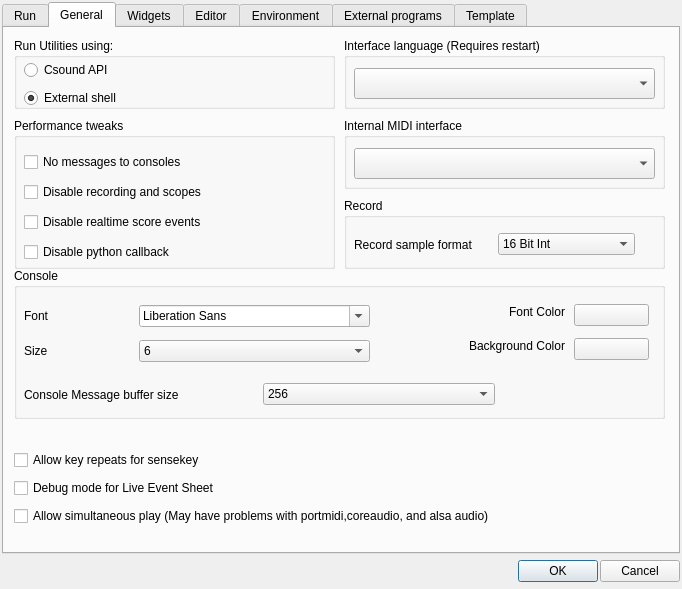
Old version of the form src/configdialog.ui in the repository CsoundQt/CsoundQt.
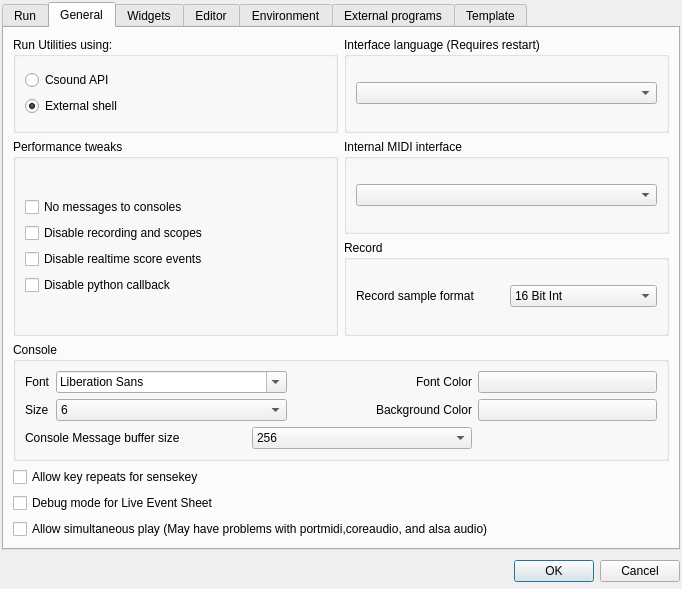
New version of the form. The open tabs and pages were chosen to show the change.

Commit message: Made both invalue/outvalue and chnget/chnset available simultaneously and controlled by the single option to enable/disable widgets. Small improvements to look of config dialog.

Patch:
```diff
--- a/src/configdialog.ui
+++ b/src/configdialog.ui
@@ -17,20 +17,17 @@
   <property name="modal">
    <bool>true</bool>
   </property>
-  <layout class="QVBoxLayout" name="verticalLayout_4">
-   <property name="spacing">
-    <number>2</number>
-   </property>
+  <layout class="QGridLayout" name="gridLayout_5">
    <property name="margin">
     <number>2</number>
    </property>
-   <item>
+   <item row="0" column="0">
     <widget class="QTabWidget" name="editorTabWidget">
      <property name="enabled">
       <bool>true</bool>
      </property>
      <property name="currentIndex">
-      <number>4</number>
+      <number>1</number>
      </property>
      <widget class="QWidget" name="tab_2">
       <attribute name="title">
@@ -496,27 +493,14 @@
       <attribute name="title">
        <string>General</string>
       </attribute>
+      <layout class="QGridLayout" name="gridLayout_3">
+       <item row="0" column="0">
       <widget class="QGroupBox" name="groupBox_8">
-       <property name="geometry">
-        <rect>
-         <x>10</x>
-         <y>10</y>
-         <width>321</width>
-         <height>71</height>
-        </rect>
-       </property>
        <property name="title">
         <string>Run Utilities using:</string>
        </property>
-       <widget class="QWidget" name="layoutWidget_6">
-        <property name="geometry">
-         <rect>
-          <x>10</x>
-          <y>20</y>
-          <width>301</width>
-          <height>52</height>
-         </rect>
-        </property>
+         <layout class="QVBoxLayout" name="verticalLayout_6">
+          <item>
         <layout class="QVBoxLayout" name="layout14">
          <item>
           <widget class="QRadioButton" name="ApiRadioButton">
@@ -536,29 +520,121 @@
           </widget>
          </item>
         </layout>
-       </widget>
-      </widget>
+          </item>
+         </layout>
+        </widget>
+       </item>
+       <item row="0" column="1">
+        <widget class="QGroupBox" name="groupBox_13">
+         <property name="title">
+          <string>Interface language (Requires restart)</string>
+         </property>
+         <layout class="QVBoxLayout" name="verticalLayout_7">
+          <item>
+           <widget class="QComboBox" name="languageComboBox"/>
+          </item>
+         </layout>
+        </widget>
+       </item>
+       <item row="1" column="0" rowspan="2">
+        <widget class="QGroupBox" name="groupBox_14">
+         <property name="title">
+          <string>Performance tweaks</string>
+         </property>
+         <layout class="QVBoxLayout" name="verticalLayout_4">
+          <item>
+           <layout class="QVBoxLayout" name="verticalLayout_5">
+            <item>
+             <widget class="QCheckBox" name="noMessagesCheckBox">
+              <property name="text">
+               <string>No messages to consoles</string>
+              </property>
+             </widget>
+            </item>
+            <item>
+             <widget class="QCheckBox" name="noBufferCheckBox">
+              <property name="text">
+               <string>Disable recording and scopes</string>
+              </property>
+             </widget>
+            </item>
+            <item>
+             <widget class="QCheckBox" name="noEventsCheckBox">
+              <property name="text">
+               <string>Disable realtime score events</string>
+              </property>
+             </widget>
+            </item>
+            <item>
+             <widget class="QCheckBox" name="noPythonCheckBox">
+              <property name="text">
+               <string>Disable python callback</string>
+              </property>
+             </widget>
+            </item>
+           </layout>
+          </item>
+         </layout>
+        </widget>
+       </item>
+       <item row="1" column="1">
+        <widget class="QGroupBox" name="groupBox_12">
+         <property name="title">
+          <string>Internal MIDI interface</string>
+         </property>
+         <layout class="QVBoxLayout" name="verticalLayout_8">
+          <item>
+           <widget class="QComboBox" name="midiInterfaceComboBox"/>
+          </item>
+         </layout>
+        </widget>
+       </item>
+       <item row="2" column="1">
+        <widget class="QGroupBox" name="groupBox_9">
+         <property name="title">
+          <string>Record</string>
+         </property>
+         <layout class="QVBoxLayout" name="verticalLayout_9">
+          <item>
+           <layout class="QHBoxLayout" name="recordLayout">
+            <item>
+             <widget class="QLabel" name="label_21">
+              <property name="text">
+               <string>Record sample format</string>
+              </property>
+             </widget>
+            </item>
+            <item>
+             <widget class="QComboBox" name="sampleFormatComboBox">
+              <item>
+               <property name="text">
+                <string>16 Bit Int</string>
+               </property>
+              </item>
+              <item>
+               <property name="text">
+                <string>24 Bit Int</string>
+               </property>
+              </item>
+              <item>
+               <property name="text">
+                <string>32 bit float</string>
+               </property>
+              </item>
+             </widget>
+            </item>
+           </layout>
+          </item>
+         </layout>
+        </widget>
+       </item>
+       <item row="3" column="0" colspan="2">
       <widget class="QGroupBox" name="groupBox_6">
-       <property name="geometry">
-        <rect>
-         <x>10</x>
-         <y>240</y>
-         <width>651</width>
-         <height>151</height>
-        </rect>
-       </property>
        <property name="title">
         <string>Console</string>
        </property>
-       <widget class="QWidget" name="layoutWidget_5">
-        <property name="geometry">
-         <rect>
-          <x>10</x>
-          <y>30</y>
-          <width>346</width>
-          <height>71</height>
-         </rect>
-        </property>
+         <layout class="QGridLayout" name="gridLayout_4">
+          <item row="0" column="0">
         <layout class="QGridLayout" name="consoleFontLayout">
          <item row="0" column="0">
           <widget class="QLabel" name="label_11">
@@ -650,16 +726,8 @@
           </widget>
          </item>
         </layout>
-       </widget>
-       <widget class="QWidget" name="layoutWidget9">
-        <property name="geometry">
-         <rect>
-          <x>350</x>
-          <y>30</y>
-          <width>201</width>
-          <height>61</height>
-         </rect>
-        </property>
+          </item>
+          <item row="0" column="1">
         <layout class="QVBoxLayout" name="fontLayout2">
          <item>
           <widget class="QLabel" name="label_23">
@@ -682,16 +750,8 @@
           </widget>
          </item>
         </layout>
-       </widget>
-       <widget class="QWidget" name="layoutWidget10">
-        <property name="geometry">
-         <rect>
-          <x>560</x>
-          <y>30</y>
-          <width>75</width>
-          <height>69</height>
-         </rect>
-        </property>
+          </item>
+          <item row="0" column="2">
         <layout class="QVBoxLayout" name="fontLayout">
          <item>
           <widget class="QPushButton" name="consoleFontColorPushButton">
@@ -714,16 +774,8 @@
           </widget>
          </item>
         </layout>
-       </widget>
-       <widget class="QWidget" name="layoutWidget">
-        <property name="geometry">
-         <rect>
-          <x>10</x>
-          <y>110</y>
-          <width>471</width>
-          <height>33</height>
-         </rect>
-        </property>
+          </item>
+          <item row="1" column="0" colspan="2">
         <layout class="QHBoxLayout" name="horizontalLayout_4">
          <item>
           <widget class="QLabel" name="label_27">
@@ -758,68 +810,11 @@
           </widget>
          </item>
         </layout>
-       </widget>
-      </widget>
-      <widget class="QGroupBox" name="groupBox_9">
-       <property name="geometry">
-        <rect>
-         <x>340</x>
-         <y>170</y>
-         <width>321</width>
-         <height>71</height>
-        </rect>
-       </property>
-       <property name="title">
-        <string>Record</string>
-       </property>
-       <widget class="QWidget" name="layoutWidget11">
-        <property name="geometry">
-         <rect>
-          <x>10</x>
-          <y>30</y>
-          <width>281</width>
-          <height>33</height>
-         </rect>
-        </property>
-        <layout class="QHBoxLayout" name="recordLayout">
-         <item>
-          <widget class="QLabel" name="label_21">
-           <property name="text">
-            <string>Record sample format</string>
-           </property>
-          </widget>
-         </item>
-         <item>
-          <widget class="QComboBox" name="sampleFormatComboBox">
-           <item>
-            <property name="text">
-             <string>16 Bit Int</string>
-            </property>
-           </item>
-           <item>
-            <property name="text">
-             <string>24 Bit Int</string>
-            </property>
-           </item>
-           <item>
-            <property name="text">
-             <string>32 bit float</string>
-            </property>
-           </item>
-          </widget>
          </item>
         </layout>
        </widget>
-      </widget>
-      <widget class="QWidget" name="layoutWidget">
-       <property name="geometry">
-        <rect>
-         <x>10</x>
-         <y>420</y>
-         <width>661</width>
-         <height>83</height>
-        </rect>
-       </property>
+       </item>
+       <item row="4" column="0" colspan="2">
        <layout class="QVBoxLayout" name="verticalLayout_3">
         <item>
          <widget class="QCheckBox" name="keyRepeatCheckBox">
@@ -846,132 +841,21 @@
          </widget>
         </item>
        </layout>
-      </widget>
-      <widget class="QGroupBox" name="groupBox_12">
-       <property name="geometry">
-        <rect>
-         <x>340</x>
-         <y>90</y>
-         <width>321</width>
-         <height>71</height>
-        </rect>
-       </property>
-       <property name="title">
-        <string>Internal MIDI interface</string>
-       </property>
-       <widget class="QComboBox" name="midiInterfaceComboBox">
-        <property name="geometry">
-         <rect>
-          <x>10</x>
-          <y>30</y>
-          <width>301</width>
-          <height>31</height>
-         </rect>
-        </property>
-       </widget>
-      </widget>
-      <widget class="QGroupBox" name="groupBox_13">
-       <property name="geometry">
-        <rect>
-         <x>340</x>
-         <y>10</y>
-         <width>321</width>
-         <height>71</height>
-        </rect>
-       </property>
-       <property name="title">
-        <string>Interface language (Requires restart)</string>
-       </property>
-       <widget class="QComboBox" name="languageComboBox">
-        <property name="geometry">
-         <rect>
-          <x>10</x>
-          <y>30</y>
-          <width>301</width>
-          <height>31</height>
-         </rect>
-        </property>
-       </widget>
-      </widget>
-      <widget class="QGroupBox" name="groupBox_14">
-       <property name="geometry">
-        <rect>
-         <x>10</x>
-         <y>90</y>
-         <width>321</width>
-         <height>151</height>
-        </rect>
-       </property>
-       <property name="title">
-        <string>Performance tweaks</string>
-       </property>
-       <widget class="QWidget" name="layoutWidget">
-        <property name="geometry">
-         <rect>
-          <x>10</x>
-          <y>30</y>
-          <width>301</width>
-          <height>121</height>
-         </rect>
-        </property>
-        <layout class="QVBoxLayout" name="verticalLayout_5">
-         <item>
-          <widget class="QCheckBox" name="noMessagesCheckBox">
-           <property name="text">
-            <string>No messages to consoles</string>
-           </property>
-          </widget>
-         </item>
-         <item>
-          <widget class="QCheckBox" name="noBufferCheckBox">
-           <property name="text">
-            <string>Disable recording and scopes</string>
-           </property>
-          </widget>
-         </item>
-         <item>
-          <widget class="QCheckBox" name="noEventsCheckBox">
-           <property name="text">
-            <string>Disable realtime score events</string>
-           </property>
-          </widget>
-         </item>
-         <item>
-          <widget class="QCheckBox" name="noPythonCheckBox">
-           <property name="text">
-            <string>Disable python callback</string>
-           </property>
-          </widget>
-         </item>
-        </layout>
-       </widget>
-      </widget>
+       </item>
+      </layout>
      </widget>
      <widget class="QWidget" name="tab_6">
       <attribute name="title">
        <string>Widgets</string>
       </attribute>
+      <layout class="QGridLayout" name="gridLayout_6">
+       <item row="0" column="0">
       <widget class="QGroupBox" name="groupBox_7">
-       <property name="geometry">
-        <rect>
-         <x>10</x>
-         <y>10</y>
-         <width>661</width>
-         <height>381</height>
-        </rect>
-       </property>
        <property name="title">
         <string>Widgets</string>
        </property>
-       <widget class="QWidget" name="layoutWidget_8">
-        <property name="geometry">
-         <rect>
-          <x>10</x>
-          <y>30</y>
-          <width>621</width>
-          <height>324</height>
-         </rect>
-        </property>
+         <layout class="QGridLayout" name="gridLayout_7">
+          <item row="0" column="0">
         <layout class="QVBoxLayout" name="verticalLayout_2">
          <item>
           <widget class="QCheckBox" name="widgetsCheckBox">
@@ -983,76 +867,6 @@
            </property>
           </widget>
          </item>
-         <item>
-          <layout class="QHBoxLayout" name="horizontalLayout_6">
-           <item>
-            <spacer name="horizontalSpacer">
-             <property name="orientation">
-              <enum>Qt::Horizontal</enum>
-             </property>
-             <property name="sizeHint" stdset="0">
-              <size>
-               <width>40</width>
-               <height>20</height>
-              </size>
-             </property>
-            </spacer>
-           </item>
-           <item>
-            <widget class="QComboBox" name="channelComboBox">
-             <item>
-              <property name="text">
-               <string>Use invalue/outvalue</string>
-              </property>
-             </item>
-             <item>
-              <property name="text">
-               <string>Use chnget/chnset</string>
-              </property>
-             </item>
-            </widget>
-           </item>
-           <item>
-            <spacer name="horizontalSpacer_4">
-             <property name="orientation">
-              <enum>Qt::Horizontal</enum>
-             </property>
-             <property name="sizeHint" stdset="0">
-              <size>
-               <width>40</width>
-               <height>20</height>
-              </size>
-             </property>
-            </spacer>
-           </item>
-           <item>
-            <spacer name="horizontalSpacer_6">
-             <property name="orientation">
-              <enum>Qt::Horizontal</enum>
-             </property>
-             <property name="sizeHint" stdset="0">
-              <size>
-               <width>40</width>
-               <height>20</height>
-              </size>
-             </property>
-            </spacer>
-           </item>
-           <item>
-            <spacer name="horizontalSpacer_8">
-             <property name="orientation">
-              <enum>Qt::Horizontal</enum>
-             </property>
-             <property name="sizeHint" stdset="0">
-              <size>
-               <width>40</width>
-               <height>20</height>
-              </size>
-             </property>
-            </spacer>
-           </item>
-          </layout>
-         </item>
          <item>
           <widget class="QCheckBox" name="saveWidgetsCheckBox">
            <property name="text">
@@ -1211,34 +1025,37 @@
           </layout>
          </item>
         </layout>
-       </widget>
-      </widget>
+          </item>
+         </layout>
+        </widget>
+       </item>
+       <item row="1" column="0">
+        <spacer name="verticalSpacer">
+         <property name="orientation">
+          <enum>Qt::Vertical</enum>
+         </property>
+         <property name="sizeHint" stdset="0">
+          <size>
+           <width>20</width>
+           <height>40</height>
+          </size>
+         </property>
+        </spacer>
+       </item>
+      </layout>
      </widget>
      <widget class="QWidget" name="tab_4">
       <attribute name="title">
        <string>Editor</string>
       </attribute>
+      <layout class="QGridLayout" name="gridLayout_9">
+       <item row="0" column="0">
       <widget class="QGroupBox" name="groupBox_5">
-       <property name="geometry">
-        <rect>
-         <x>10</x>
-         <y>10</y>
-         <width>661</width>
-         <height>281</height>
-        </rect>
-       </property>
        <property name="title">
         <string>Editor</string>
        </property>
-       <widget class="QWidget" name="layoutWidget_3">
-        <property name="geometry">
-         <rect>
-          <x>10</x>
-          <y>30</y>
-          <width>432</width>
-          <height>140</height>
-         </rect>
-        </property>
+         <layout class="QGridLayout" name="gridLayout_8">
+          <item row="0" column="0">
         <layout class="QGridLayout" name="_2">
          <item row="0" column="0">
           <widget class="QLabel" name="label">
@@ -1377,16 +1194,8 @@
           </widget>
          </item>
         </layout>
-       </widget>
-       <widget class="QWidget" name="layoutWidget_7">
-        <property name="geometry">
-         <rect>
-          <x>10</x>
-          <y>180</y>
-          <width>641</width>
-          <height>83</height>
-         </rect>
-        </property>
+          </item>
+          <item row="1" column="0">
         <layout class="QVBoxLayout" name="_3">
          <item>
           <widget class="QCheckBox" name="colorVariablesCheckBox">
@@ -1413,29 +1222,30 @@
           </widget>
          </item>
         </layout>
-       </widget>
-      </widget>
+          </item>
+          <item row="0" column="1">
+           <spacer name="horizontalSpacer">
+            <property name="orientation">
+             <enum>Qt::Horizontal</enum>
+            </property>
+            <property name="sizeHint" stdset="0">
+             <size>
+              <width>40</width>
+              <height>20</height>
+             </size>
+            </property>
+           </spacer>
+          </item>
+         </layout>
+        </widget>
+       </item>
+       <item row="1" column="0">
       <widget class="QGroupBox" name="groupBox_10">
-       <property name="geometry">
-        <rect>
-         <x>10</x>
-         <y>300</y>
-         <width>661</width>
-         <height>201</height>
-        </rect>
-       </property>
        <property name="title">
         <string>Behavior</string>
        </property>
-       <widget class="QWidget" name="layoutWidget">
-        <property name="geometry">
-         <rect>
-          <x>10</x>
-          <y>30</y>
-          <width>641</width>
-          <height>170</height>
-         </rect>
-        </property>
+         <layout class="QGridLayout" name="gridLayout_10">
+          <item row="0" column="0">
         <layout class="QVBoxLayout" name="verticalLayout">
          <item>
           <widget class="QCheckBox" name="autoplayCheckBox">
@@ -1486,8 +1296,11 @@
           </widget>
          </item>
         </layout>
-       </widget>
-      </widget>
+          </item>
+         </layout>
+        </widget>
+       </item>
+      </layout>
      </widget>
      <widget class="QWidget" name="tab_3">
       <attribute name="title">
@@ -1766,27 +1579,14 @@
       <attribute name="title">
        <string>External programs</string>
       </attribute>
+      <layout class="QGridLayout" name="gridLayout_11">
+       <item row="0" column="0">
       <widget class="QGroupBox" name="groupBox_4">
-       <property name="geometry">
-        <rect>
-         <x>10</x>
-         <y>10</y>
-         <width>661</width>
-         <height>241</height>
-        </rect>
-       </property>
        <property name="title">
         <string>External programs</string>
        </property>
-       <widget class="QWidget" name="layoutWidget_4">
-        <property name="geometry">
-         <rect>
-          <x>10</x>
-          <y>30</y>
-          <width>641</width>
-          <height>196</height>
-         </rect>
-        </property>
+         <layout class="QGridLayout" name="gridLayout_12">
+          <item row="0" column="0">
         <layout class="QGridLayout" name="_4">
          <item row="0" column="0">
           <widget class="QLabel" name="label_14">
@@ -1923,44 +1723,40 @@
           </widget>
          </item>
         </layout>
-       </widget>
-      </widget>
+          </item>
+         </layout>
+        </widget>
+       </item>
+       <item row="1" column="0">
+        <spacer name="verticalSpacer_2">
+         <property name="orientation">
+          <enum>Qt::Vertical</enum>
+         </property>
+         <property name="sizeHint" stdset="0">
+          <size>
+           <width>20</width>
+           <height>40</height>
+          </size>
+         </property>
+        </spacer>
+       </item>
+      </layout>
      </widget>
      <widget class="QWidget" name="tab_7">
       <attribute name="title">
        <string>Template</string>
       </attribute>
+      <layout class="QGridLayout" name="gridLayout_13">
+       <item row="0" column="0">
       <widget class="QGroupBox" name="groupBox_11">
-       <property name="geometry">
-        <rect>
-         <x>10</x>
-         <y>10</y>
-         <width>661</width>
-         <height>501</height>
-        </rect>
-       </property>
        <property name="title">
         <string>csd Template</string>
        </property>
-       <widget class="QPlainTextEdit" name="templateTextEdit">
-        <property name="geometry">
-         <rect>
-          <x>10</x>
-          <y>30</y>
-          <width>641</width>
-          <height>431</height>
-         </rect>
-        </property>
-       </widget>
-       <widget class="QWidget" name="layoutWidget">
-        <property name="geometry">
-         <rect>
-          <x>13</x>
-          <y>470</y>
-          <width>641</width>
-          <height>29</height>
-         </rect>
-        </property>
+         <layout class="QGridLayout" name="gridLayout_14">
+          <item row="0" column="0">
+           <widget class="QPlainTextEdit" name="templateTextEdit"/>
+          </item>
+          <item row="1" column="0">
         <layout class="QHBoxLayout" name="horizontalLayout">
          <item>
           <spacer name="horizontalSpacer_11">
@@ -1990,12 +1786,15 @@
           </widget>
          </item>
         </layout>
-       </widget>
-      </widget>
-     </widget>
-    </widget>
+          </item>
+         </layout>
+        </widget>
+       </item>
+      </layout>
+     </widget>
+    </widget>
    </item>
-   <item>
+   <item row="1" column="0">
     <layout class="QHBoxLayout" name="buttonLayout">
      <item>
       <spacer name="buttonSpacer">
```
Lines whose indentation alone changed are shown as unchanged. The commit also changes 7 other files.
